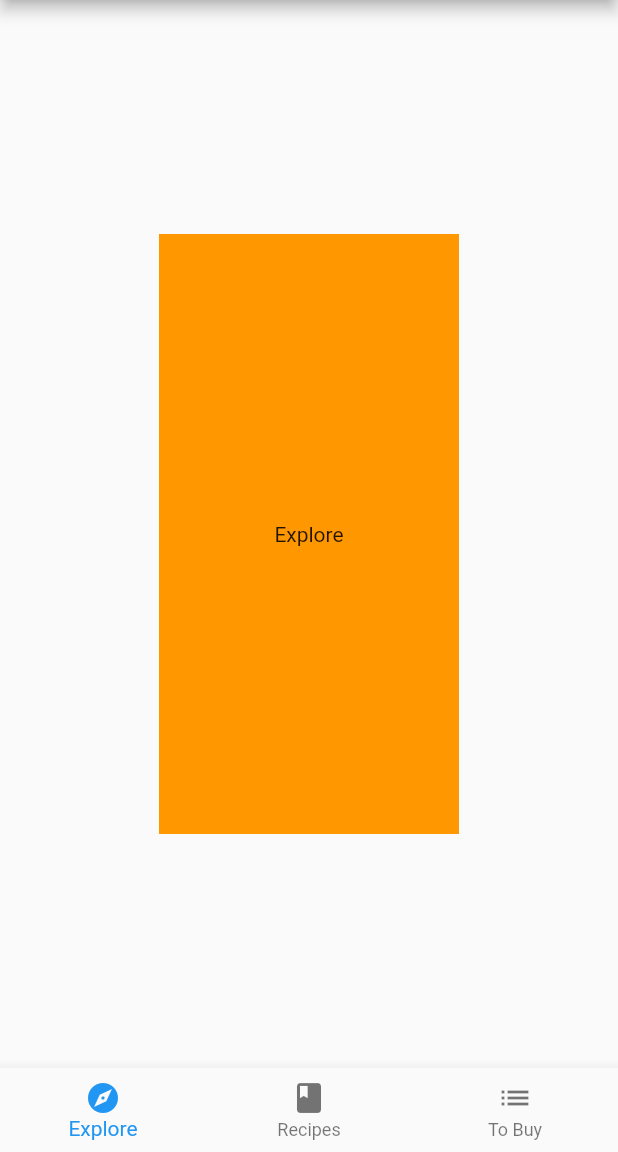
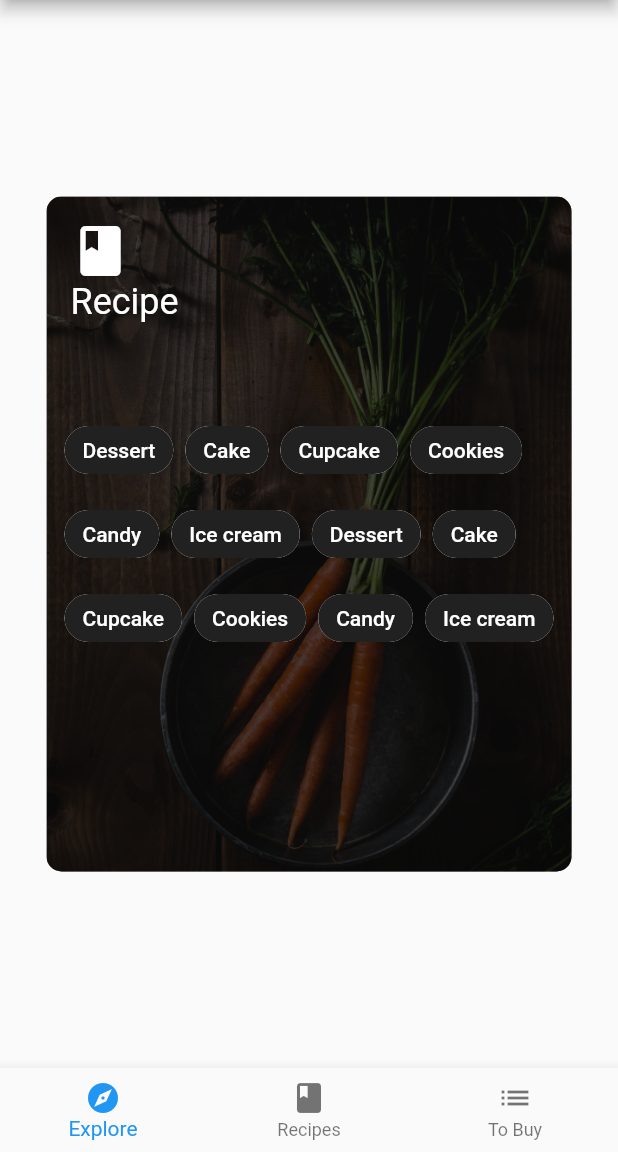
Before and after one commit to davidnwaneri/fooderlich_app, a Flutter app: the screen it shows after launch, on a phone screen of 412 x 824 dp, the part 84-1236 px from its top. Run offline on Flutter 3.47's test engine with Material 2 defaults, Android fonts, the phone set to English and light mode, and no system bars; our stand-ins replace bloc, equatable, flutter_bloc.

Commit message:
build components for explore screen

```diff
--- /dev/null
+++ b/lib/presentation/components/card3.dart
@@ -0,0 +1,110 @@
+import 'package:flutter/material.dart';
+
+class Card3 extends StatelessWidget {
+  const Card3({Key? key}) : super(key: key);
+
+  static const _bgImage = AssetImage('assets/magazine_pics/card_carrot.png');
+
+  @override
+  Widget build(BuildContext context) {
+    return Container(
+      constraints: const BoxConstraints.expand(width: 350, height: 450),
+      decoration: BoxDecoration(
+        borderRadius: BorderRadius.circular(10),
+        image: const DecorationImage(
+          image: _bgImage,
+          fit: BoxFit.cover,
+        ),
+      ),
+      child: Stack(
+        children: const [
+          _BuidDarkBackground(),
+          _BuildHeading(),
+          _BuildChips(),
+        ],
+      ),
+    );
+  }
+}
+
+class _BuidDarkBackground extends StatelessWidget {
+  const _BuidDarkBackground({
+    Key? key,
+  }) : super(key: key);
+
+  @override
+  Widget build(BuildContext context) {
+    return Container(
+      decoration: BoxDecoration(
+        borderRadius: BorderRadius.circular(10),
+        color: Colors.black.withOpacity(0.7),
+      ),
+    );
+  }
+}
+
+class _BuildHeading extends StatelessWidget {
+  const _BuildHeading({
+    Key? key,
+  }) : super(key: key);
+
+  @override
+  Widget build(BuildContext context) {
+    return Padding(
+      padding: const EdgeInsets.all(16),
+      child: Column(
+        mainAxisAlignment: MainAxisAlignment.start,
+        crossAxisAlignment: CrossAxisAlignment.start,
+        children: [
+          const Icon(
+            Icons.book,
+            color: Colors.white,
+            size: 40,
+          ),
+          Text(
+            'Recipe',
+            style: Theme.of(context).textTheme.headline5!.copyWith(color: Colors.white),
+          ),
+        ],
+      ),
+    );
+  }
+}
+
+class _BuildChips extends StatelessWidget {
+  const _BuildChips({
+    Key? key,
+  }) : super(key: key);
+
+  static const _tags = [
+    'Dessert',
+    'Cake',
+    'Cupcake',
+    'Cookies',
+    'Candy',
+    'Ice cream',
+    'Dessert',
+    'Cake',
+    'Cupcake',
+    'Cookies',
+    'Candy',
+    'Ice cream',
+  ];
+
+  @override
+  Widget build(BuildContext context) {
+    return Center(
+      child: Wrap(
+        spacing: 8,
+        runSpacing: 8,
+        children: _tags
+            .map((tag) => Chip(
+                  label: Text(tag),
+                  backgroundColor: Colors.grey.shade900,
+                  labelStyle: Theme.of(context).textTheme.bodyText1!.copyWith(color: Colors.white),
+                ))
+            .toList(),
+      ),
+    );
+  }
+}
--- /dev/null
+++ b/lib/presentation/components/components.dart
@@ -0,0 +1,3 @@
+export 'card1.dart';
+export 'card2.dart';
+export 'card3.dart';
--- /dev/null
+++ b/lib/presentation/exlpore/explore.screen.dart
@@ -0,0 +1,20 @@
+import 'package:flutter/material.dart';
+
+import '../components/components.dart';
+
+class ExploreScreen extends StatelessWidget {
+  const ExploreScreen({Key? key}) : super(key: key);
+
+  static const category = 'Editor\'s choice';
+  static const title = 'The Art of Baking';
+  static const nameOfChef = 'Jean-Pierre';
+  static const description = 'Learn to make the best cake';
+
+  @override
+  Widget build(BuildContext context) {
+    return const Center(
+      child: Card3(
+      ),
+    );
+  }
+}
--- a/lib/presentation/home/home_view.dart
+++ b/lib/presentation/home/home_view.dart
@@ -1,8 +1,10 @@
 // package import
 import 'package:flutter/material.dart';
 import 'package:flutter_bloc/flutter_bloc.dart';
+//
+import 'cubit/bottom_navigation_cubit.dart';
 // views import
-import 'cubit/bottom_navigation_cubit.dart';
+import 'package:fooderlich_app/presentation/exlpore/explore.screen.dart';
 
 class HomeView extends StatelessWidget {
   HomeView({Key? key}) : super(key: key);
@@ -12,15 +14,7 @@ class HomeView extends StatelessWidget {
   static const _item3 = 'To Buy';
 
   final List<Widget> _pages = [
-    Center(
-      child: Container(
-        width: 200,
-        height: 400,
-        color: Colors.orange,
-        alignment: Alignment.center,
-        child: const Text(_item1),
-      ),
-    ),
+    const ExploreScreen(),
     Center(
       child: Container(
         width: 200,
```
Also changed, not shown: lib/presentation/components/card1.dart (added, +76 -0 lines), lib/presentation/components/card2.dart (added, +160 -0 lines).
